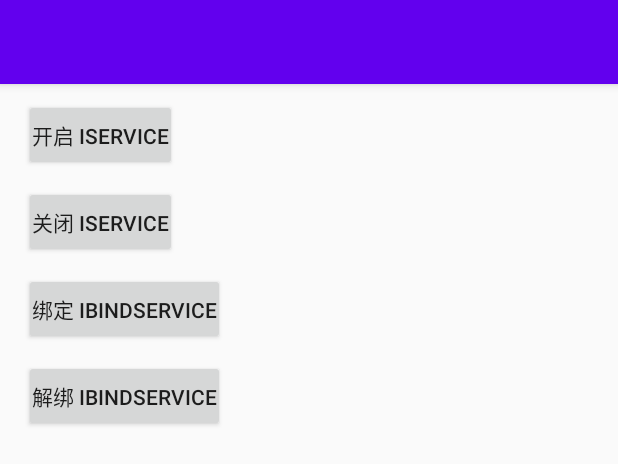
After one commit to gh7800/AndroidFourComponent, an Android app: the layout activity_service.xml on its own in the app's theme, with its tools: preview values and no code run, on a phone screen of 412 x 824 dp. The commit adds this screen. Shown: the top 464 px of the screen. Run offline under Robolectric (Android 15) with nearby library versions, the phone set to English and light mode, and no system bars.

Commit message:
service2start

```diff
--- a/app/build.gradle
+++ b/app/build.gradle
@@ -30,6 +30,7 @@ dependencies {
     implementation 'androidx.core:core-ktx:1.3.1'
     implementation 'androidx.appcompat:appcompat:1.2.0'
     implementation 'androidx.constraintlayout:constraintlayout:2.0.1'
+    implementation 'com.google.android.material:material:1.2.1'
     testImplementation 'junit:junit:4.12'
     androidTestImplementation 'androidx.test.ext:junit:1.1.2'
     androidTestImplementation 'androidx.test.espresso:espresso-core:3.3.0'
--- a/app/src/main/AndroidManifest.xml
+++ b/app/src/main/AndroidManifest.xml
@@ -21,7 +21,10 @@
         <activity android:name=".activity.ActivityB" android:launchMode="singleTop"/>
         <activity android:name=".activity.ActivityC" android:launchMode="singleTop"/>
         <activity android:name=".activity.ActivityD" android:launchMode="singleTop"/>
+        <activity android:name=".service.ServiceActivity" />
 
+        <service android:name=".service.IService" />
+        <service android:name=".service.IBindService" />
     </application>
 
 </manifest>
--- a/app/src/main/java/cn/shintiot/launcheractivity/BaseActivity.kt
+++ b/app/src/main/java/cn/shintiot/launcheractivity/BaseActivity.kt
@@ -1,13 +1,18 @@
 package cn.shintiot.launcheractivity
 
+import android.content.Context
 import android.content.Intent
 import android.os.Bundle
 import android.util.Log
 import androidx.appcompat.app.AppCompatActivity
 
 open class BaseActivity :AppCompatActivity(){
+    lateinit var mContext : Context
+
     override fun onCreate(savedInstanceState: Bundle?) {
         super.onCreate(savedInstanceState)
+        mContext = this;
+
         Log.e(this.javaClass.simpleName,"onCreate")
     }
 
--- a/app/src/main/java/cn/shintiot/launcheractivity/MainActivity.kt
+++ b/app/src/main/java/cn/shintiot/launcheractivity/MainActivity.kt
@@ -6,6 +6,7 @@ import cn.shintiot.launcheractivity.activity.ActivityA
 import cn.shintiot.launcheractivity.activity.ActivityB
 import cn.shintiot.launcheractivity.activity.ActivityC
 import cn.shintiot.launcheractivity.activity.ActivityD
+import cn.shintiot.launcheractivity.service.ServiceActivity
 import kotlinx.android.synthetic.main.activity_main.*
 
 class MainActivity : BaseActivity() {
@@ -22,7 +23,7 @@ class MainActivity : BaseActivity() {
             startActivity(intent)
         }
         start_b.setOnClickListener {
-            val intent = Intent(this, ActivityB::class.java)
+            val intent = Intent(this, ServiceActivity::class.java)
             startActivity(intent)
         }
         start_c.setOnClickListener {
--- a/app/src/main/java/cn/shintiot/launcheractivity/activity/ActivityA.kt
+++ b/app/src/main/java/cn/shintiot/launcheractivity/activity/ActivityA.kt
@@ -5,6 +5,7 @@ import android.os.Bundle
 import cn.shintiot.launcheractivity.BaseActivity
 import cn.shintiot.launcheractivity.MainActivity
 import cn.shintiot.launcheractivity.R
+import kotlinx.android.synthetic.main.activity_main.*
 
 class ActivityA : BaseActivity() {
     override fun onCreate(savedInstanceState: Bundle?) {
--- a/app/src/main/java/cn/shintiot/launcheractivity/activity/ActivityB.kt
+++ b/app/src/main/java/cn/shintiot/launcheractivity/activity/ActivityB.kt
@@ -5,6 +5,7 @@ import android.os.Bundle
 import cn.shintiot.launcheractivity.BaseActivity
 import cn.shintiot.launcheractivity.MainActivity
 import cn.shintiot.launcheractivity.R
+import kotlinx.android.synthetic.main.activity_main.*
 
 class ActivityB : BaseActivity() {
     override fun onCreate(savedInstanceState: Bundle?) {
--- a/app/src/main/java/cn/shintiot/launcheractivity/activity/ActivityC.kt
+++ b/app/src/main/java/cn/shintiot/launcheractivity/activity/ActivityC.kt
@@ -5,6 +5,7 @@ import android.os.Bundle
 import cn.shintiot.launcheractivity.BaseActivity
 import cn.shintiot.launcheractivity.MainActivity
 import cn.shintiot.launcheractivity.R
+import kotlinx.android.synthetic.main.activity_main.*
 
 class ActivityC : BaseActivity() {
     override fun onCreate(savedInstanceState: Bundle?) {
--- a/app/src/main/java/cn/shintiot/launcheractivity/activity/ActivityD.kt
+++ b/app/src/main/java/cn/shintiot/launcheractivity/activity/ActivityD.kt
@@ -5,6 +5,7 @@ import android.os.Bundle
 import cn.shintiot.launcheractivity.BaseActivity
 import cn.shintiot.launcheractivity.MainActivity
 import cn.shintiot.launcheractivity.R
+import kotlinx.android.synthetic.main.activity_main.*
 
 class ActivityD : BaseActivity() {
     override fun onCreate(savedInstanceState: Bundle?) {
--- a/app/src/main/res/layout/activity_main.xml
+++ b/app/src/main/res/layout/activity_main.xml
@@ -3,8 +3,7 @@
     xmlns:app="http://schemas.android.com/apk/res-auto"
     xmlns:tools="http://schemas.android.com/tools"
     android:layout_width="match_parent"
-    android:layout_height="match_parent"
-    tools:context=".MainActivity">
+    android:layout_height="match_parent">
 
     <Button
         android:id="@+id/start_main"
@@ -30,7 +29,7 @@
         android:id="@+id/start_b"
         android:layout_width="wrap_content"
         android:layout_height="wrap_content"
-        android:text="START_B"
+        android:text="START_SERVICE"
         app:layout_constraintLeft_toLeftOf="parent"
         app:layout_constraintRight_toRightOf="parent"
         app:layout_constraintTop_toBottomOf="@id/start_a"
--- /dev/null
+++ b/app/src/main/res/layout/activity_service.xml
@@ -0,0 +1,56 @@
+<?xml version="1.0" encoding="utf-8"?>
+<androidx.constraintlayout.widget.ConstraintLayout xmlns:android="http://schemas.android.com/apk/res/android"
+    xmlns:tools="http://schemas.android.com/tools"
+    android:layout_width="match_parent"
+    android:layout_height="match_parent"
+    xmlns:app="http://schemas.android.com/apk/res-auto">
+    <include
+        android:id="@+id/layout"
+        layout="@layout/include_toolbar"/>
+
+    <androidx.appcompat.widget.AppCompatButton
+        android:id="@+id/startIService"
+        android:layout_width="wrap_content"
+        android:layout_height="wrap_content"
+        app:layout_constraintTop_toBottomOf="@id/layout"
+        android:layout_marginLeft="16dp"
+        app:layout_constraintLeft_toLeftOf="parent"
+        android:text="开启 ISERVICE"
+        android:padding="5dp"
+        android:layout_marginTop="10dp"
+        />
+    <androidx.appcompat.widget.AppCompatButton
+        android:id="@+id/stopIService"
+        android:layout_width="wrap_content"
+        android:layout_height="wrap_content"
+        app:layout_constraintTop_toBottomOf="@id/startIService"
+        android:layout_marginTop="10dp"
+        android:layout_marginLeft="16dp"
+        app:layout_constraintLeft_toLeftOf="parent"
+        android:text="关闭 ISERVICE"
+        android:padding="5dp"
+        />
+    <androidx.appcompat.widget.AppCompatButton
+        android:id="@+id/startIBIndService"
+        android:layout_width="wrap_content"
+        android:layout_height="wrap_content"
+        app:layout_constraintTop_toBottomOf="@id/stopIService"
+        android:layout_marginLeft="16dp"
+        app:layout_constraintLeft_toLeftOf="parent"
+        android:text="绑定 IBindSERVICE"
+        android:padding="5dp"
+        android:layout_marginTop="10dp"
+        />
+    <androidx.appcompat.widget.AppCompatButton
+        android:id="@+id/stopIBindService"
+        android:layout_width="wrap_content"
+        android:layout_height="wrap_content"
+        app:layout_constraintTop_toBottomOf="@id/startIBIndService"
+        android:layout_marginLeft="16dp"
+        app:layout_constraintLeft_toLeftOf="parent"
+        android:text="解绑 IBindSERVICE"
+        android:padding="5dp"
+        android:layout_marginTop="10dp"
+        />
+
+</androidx.constraintlayout.widget.ConstraintLayout>
--- /dev/null
+++ b/app/src/main/res/layout/include_toolbar.xml
@@ -0,0 +1,29 @@
+<?xml version="1.0" encoding="utf-8"?>
+<com.google.android.material.appbar.AppBarLayout xmlns:android="http://schemas.android.com/apk/res/android"
+    android:layout_width="match_parent"
+    android:layout_height="?actionBarSize"
+    xmlns:app="http://schemas.android.com/apk/res-auto"
+    xmlns:tools="http://schemas.android.com/tools">
+
+    <androidx.appcompat.widget.Toolbar
+        android:id="@+id/toolbar"
+        android:layout_width="match_parent"
+        android:layout_height="?attr/actionBarSize"
+        android:background="?attr/colorPrimary"
+        app:theme="@style/Toolbar.MenuText"
+        app:popupTheme="@style/ThemeOverlay.AppCompat.Light"
+        app:titleTextAppearance="@style/Toolbar.TitleText"
+        tools:ignore="MissingConstraints">
+
+        <androidx.appcompat.widget.AppCompatTextView
+            android:id="@+id/toolbar_title"
+            android:layout_width="wrap_content"
+            android:layout_height="wrap_content"
+            android:textColor="#FFFFFF"
+            android:textSize="18sp"
+            android:layout_gravity="center"
+            />
+
+
+    </androidx.appcompat.widget.Toolbar>
+</com.google.android.material.appbar.AppBarLayout>
--- a/app/src/main/res/values/styles.xml
+++ b/app/src/main/res/values/styles.xml
@@ -1,10 +1,16 @@
 <resources>
     <!-- Base application theme. -->
-    <style name="AppTheme" parent="Theme.AppCompat.Light.DarkActionBar">
+    <style name="AppTheme" parent="Theme.AppCompat.Light.NoActionBar">
         <!-- Customize your theme here. -->
         <item name="colorPrimary">@color/colorPrimary</item>
         <item name="colorPrimaryDark">@color/colorPrimaryDark</item>
         <item name="colorAccent">@color/colorAccent</item>
     </style>
 
+    <style name="Toolbar.TitleText" parent="TextAppearance.Widget.AppCompat.Toolbar.Title">
+        <item name="android:textSize">24sp</item>
+    </style>
+    <style name="Toolbar.MenuText" parent="ThemeOverlay.AppCompat.Dark.ActionBar"/>
+
+
 </resources>
```
Also changed, not shown: app/src/main/java/cn/shintiot/launcheractivity/service/IBindService.kt (added, +65 -0 lines), app/src/main/java/cn/shintiot/launcheractivity/service/IService.kt (added, +32 -0 lines), app/src/main/java/cn/shintiot/launcheractivity/service/ProgressListener.kt (added, +8 -0 lines), app/src/main/java/cn/shintiot/launcheractivity/service/ServiceActivity.kt (added, +65 -0 lines).
